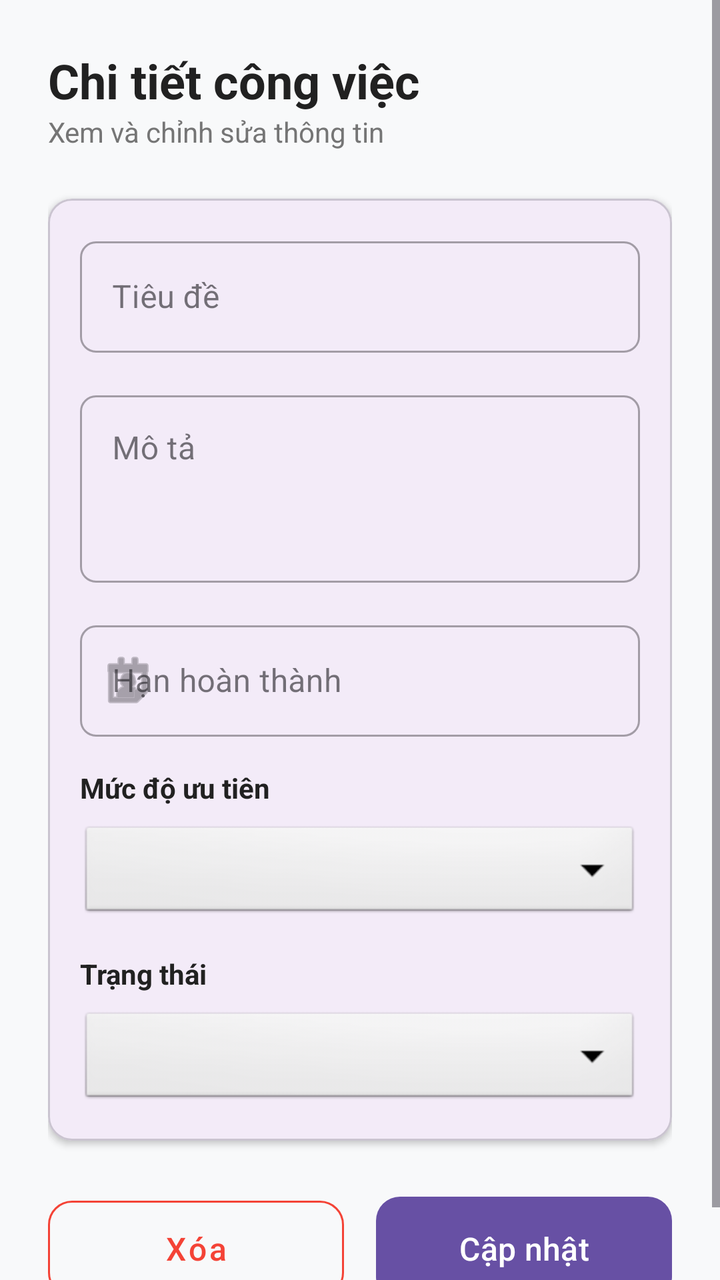
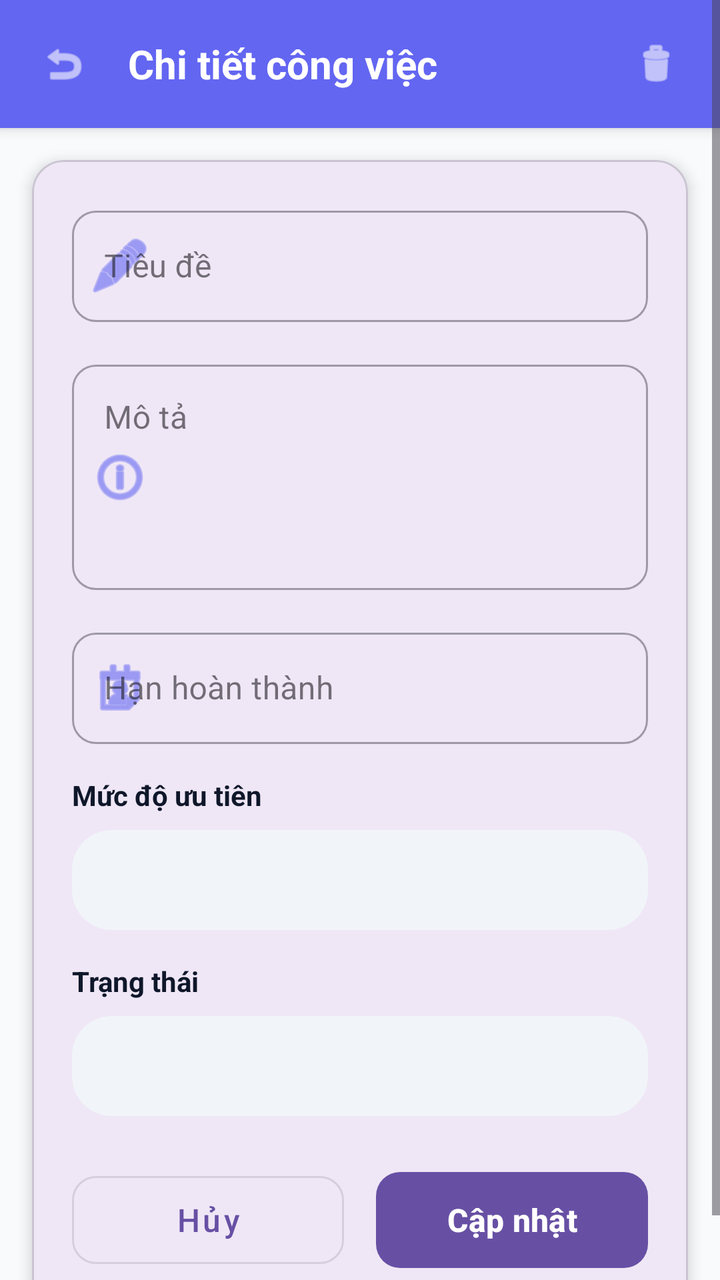

Before-and-after screenshots of an Android layout around one commit, followed by the original layout XML and the change that was made.
<!-- AndroidManifest.xml: application theme Theme.BTL -->
<!-- res/layout/activity_task_detail.xml -->
<?xml version="1.0" encoding="utf-8"?>
<ScrollView xmlns:android="http://schemas.android.com/apk/res/android"
    xmlns:app="http://schemas.android.com/apk/res-auto"
    android:layout_width="match_parent"
    android:layout_height="match_parent"
    android:background="#F8F9FA"
    android:fillViewport="true">

    <LinearLayout
        android:layout_width="match_parent"
        android:layout_height="wrap_content"
        android:orientation="vertical"
        android:padding="24dp">

        <TextView
            android:layout_width="wrap_content"
            android:layout_height="wrap_content"
            android:text="Chi tiết công việc"
            android:textColor="#212121"
            android:textSize="24sp"
            android:textStyle="bold" />

        <TextView
            android:layout_width="wrap_content"
            android:layout_height="wrap_content"
            android:layout_marginBottom="24dp"
            android:text="Xem và chỉnh sửa thông tin"
            android:textColor="#757575"
            android:textSize="14sp" />

        <com.google.android.material.card.MaterialCardView
            android:layout_width="match_parent"
            android:layout_height="wrap_content"
            app:cardCornerRadius="12dp"
            app:cardElevation="2dp">

            <LinearLayout
                android:layout_width="match_parent"
                android:layout_height="wrap_content"
                android:orientation="vertical"
                android:padding="16dp">

                <com.google.android.material.textfield.TextInputLayout
                    style="@style/Widget.MaterialComponents.TextInputLayout.OutlinedBox"
                    android:layout_width="match_parent"
                    android:layout_height="wrap_content"
                    android:layout_marginBottom="16dp"
                    android:hint="Tiêu đề"
                    app:boxCornerRadiusBottomEnd="8dp"
                    app:boxCornerRadiusBottomStart="8dp"
                    app:boxCornerRadiusTopEnd="8dp"
                    app:boxCornerRadiusTopStart="8dp">

                    <com.google.android.material.textfield.TextInputEditText
                        android:id="@+id/etDetailTitle"
                        android:layout_width="match_parent"
                        android:layout_height="wrap_content"
                        android:inputType="text" />
                </com.google.android.material.textfield.TextInputLayout>

                <com.google.android.material.textfield.TextInputLayout
                    style="@style/Widget.MaterialComponents.TextInputLayout.OutlinedBox"
                    android:layout_width="match_parent"
                    android:layout_height="wrap_content"
                    android:layout_marginBottom="16dp"
                    android:hint="Mô tả"
                    app:boxCornerRadiusBottomEnd="8dp"
                    app:boxCornerRadiusBottomStart="8dp"
                    app:boxCornerRadiusTopEnd="8dp"
                    app:boxCornerRadiusTopStart="8dp">

                    <com.google.android.material.textfield.TextInputEditText
                        android:id="@+id/etDetailDescription"
                        android:layout_width="match_parent"
                        android:layout_height="wrap_content"
                        android:gravity="top"
                        android:inputType="textMultiLine"
                        android:lines="4"
                        android:minLines="3" />
                </com.google.android.material.textfield.TextInputLayout>

                <com.google.android.material.textfield.TextInputLayout
                    style="@style/Widget.MaterialComponents.TextInputLayout.OutlinedBox"
                    android:layout_width="match_parent"
                    android:layout_height="wrap_content"
                    android:layout_marginBottom="16dp"
                    android:hint="Hạn hoàn thành"
                    app:boxCornerRadiusBottomEnd="8dp"
                    app:boxCornerRadiusBottomStart="8dp"
                    app:boxCornerRadiusTopEnd="8dp"
                    app:boxCornerRadiusTopStart="8dp"
                    app:startIconDrawable="@android:drawable/ic_menu_my_calendar">

                    <com.google.android.material.textfield.TextInputEditText
                        android:id="@+id/etDetailDeadline"
                        android:layout_width="match_parent"
                        android:layout_height="wrap_content"
                        android:focusable="false"
                        android:inputType="none" />
                </com.google.android.material.textfield.TextInputLayout>

                <TextView
                    android:layout_width="wrap_content"
                    android:layout_height="wrap_content"
                    android:layout_marginBottom="8dp"
                    android:text="Mức độ ưu tiên"
                    android:textColor="#212121"
                    android:textSize="14sp"
                    android:textStyle="bold" />

                <Spinner
                    android:id="@+id/spinnerDetailPriority"
                    android:layout_width="match_parent"
                    android:layout_height="50dp"
                    android:layout_marginBottom="16dp"
                    android:background="@android:drawable/btn_dropdown"
                    android:padding="12dp" />

                <TextView
                    android:layout_width="wrap_content"
                    android:layout_height="wrap_content"
                    android:layout_marginBottom="8dp"
                    android:text="Trạng thái"
                    android:textColor="#212121"
                    android:textSize="14sp"
                    android:textStyle="bold" />

                <Spinner
                    android:id="@+id/spinnerDetailStatus"
                    android:layout_width="match_parent"
                    android:layout_height="50dp"
                    android:background="@android:drawable/btn_dropdown"
                    android:padding="12dp" />

            </LinearLayout>
        </com.google.android.material.card.MaterialCardView>

        <LinearLayout
            android:layout_width="match_parent"
            android:layout_height="wrap_content"
            android:layout_marginTop="24dp"
            android:orientation="horizontal">

            <com.google.android.material.button.MaterialButton
                android:id="@+id/btnDeleteTask"
                style="@style/Widget.MaterialComponents.Button.OutlinedButton"
                android:layout_width="0dp"
                android:layout_height="60dp"
                android:layout_marginEnd="8dp"
                android:layout_weight="1"
                android:text="Xóa"
                android:textAllCaps="false"
                android:textColor="#F44336"
                android:textSize="16sp"
                app:cornerRadius="12dp"
                app:strokeColor="#F44336" />

            <com.google.android.material.button.MaterialButton
                android:id="@+id/btnUpdateTask"
                android:layout_width="0dp"
                android:layout_height="60dp"
                android:layout_marginStart="8dp"
                android:layout_weight="1"
                android:text="Cập nhật"
                android:textAllCaps="false"
                android:textSize="16sp"
                app:cornerRadius="12dp" />
        </LinearLayout>

    </LinearLayout>
</ScrollView>
<!-- resources referenced by this layout -->
<resources>
  <style name="Theme.BTL" parent="Base.Theme.BTL" />
  <style name="Base.Theme.BTL" parent="Theme.Material3.DayNight.NoActionBar">
          
          
      </style>
</resources>

<!-- the commit's change to res/layout/activity_task_detail.xml (unified diff, before → after) -->
@@ -3,71 +3,103 @@
     xmlns:app="http://schemas.android.com/apk/res-auto"
     android:layout_width="match_parent"
     android:layout_height="match_parent"
-    android:background="#F8F9FA"
+    android:background="@color/background"
     android:fillViewport="true">
 
     <LinearLayout
         android:layout_width="match_parent"
         android:layout_height="wrap_content"
-        android:orientation="vertical"
-        android:padding="24dp">
-
-        <TextView
-            android:layout_width="wrap_content"
+        android:orientation="vertical">
+
+        
+        <LinearLayout
+            android:layout_width="match_parent"
             android:layout_height="wrap_content"
-            android:text="Chi tiết công việc"
-            android:textColor="#212121"
-            android:textSize="24sp"
-            android:textStyle="bold" />
-
-        <TextView
-            android:layout_width="wrap_content"
-            android:layout_height="wrap_content"
-            android:layout_marginBottom="24dp"
-            android:text="Xem và chỉnh sửa thông tin"
-            android:textColor="#757575"
-            android:textSize="14sp" />
-
+            android:background="@color/primary"
+            android:elevation="4dp"
+            android:gravity="center_vertical"
+            android:orientation="horizontal"
+            android:padding="16dp">
+
+            <ImageView
+                android:id="@+id/ivBackFromDetail"
+                android:layout_width="32dp"
+                android:layout_height="32dp"
+                android:background="?attr/selectableItemBackgroundBorderless"
+                android:padding="4dp"
+                android:src="@android:drawable/ic_menu_revert"
+                app:tint="@android:color/white" />
+
+            <TextView
+                android:layout_width="0dp"
+                android:layout_height="wrap_content"
+                android:layout_marginStart="16dp"
+                android:layout_weight="1"
+                android:text="Chi tiết công việc"
+                android:textColor="@android:color/white"
+                android:textSize="20sp"
+                android:textStyle="bold" />
+
+            <ImageView
+                android:id="@+id/ivDeleteTask"
+                android:layout_width="32dp"
+                android:layout_height="32dp"
+                android:background="?attr/selectableItemBackgroundBorderless"
+                android:padding="4dp"
+                android:src="@android:drawable/ic_menu_delete"
+                app:tint="@android:color/white" />
+
+        </LinearLayout>
+
+        
         <com.google.android.material.card.MaterialCardView
             android:layout_width="match_parent"
             android:layout_height="wrap_content"
-            app:cardCornerRadius="12dp"
-            app:cardElevation="2dp">
+            android:layout_margin="16dp"
+            app:cardCornerRadius="16dp"
+            app:cardElevation="4dp">
 
             <LinearLayout
                 android:layout_width="match_parent"
                 android:layout_height="wrap_content"
                 android:orientation="vertical"
-                android:padding="16dp">
-
+                android:padding="20dp">
+
+                
                 <com.google.android.material.textfield.TextInputLayout
                     style="@style/Widget.MaterialComponents.TextInputLayout.OutlinedBox"
                     android:layout_width="match_parent"
                     android:layout_height="wrap_content"
                     android:layout_marginBottom="16dp"
                     android:hint="Tiêu đề"
-                    app:boxCornerRadiusBottomEnd="8dp"
-                    app:boxCornerRadiusBottomStart="8dp"
-                    app:boxCornerRadiusTopEnd="8dp"
-                    app:boxCornerRadiusTopStart="8dp">
+                    app:boxCornerRadiusBottomEnd="12dp"
+                    app:boxCornerRadiusBottomStart="12dp"
+                    app:boxCornerRadiusTopEnd="12dp"
+                    app:boxCornerRadiusTopStart="12dp"
+                    app:startIconDrawable="@android:drawable/ic_menu_edit"
+                    app:startIconTint="@color/primary">
 
                     <com.google.android.material.textfield.TextInputEditText
                         android:id="@+id/etDetailTitle"
                         android:layout_width="match_parent"
                         android:layout_height="wrap_content"
-                        android:inputType="text" />
+                        android:inputType="text"
+                        android:maxLines="2" />
                 </com.google.android.material.textfield.TextInputLayout>
 
+                
                 <com.google.android.material.textfield.TextInputLayout
                     style="@style/Widget.MaterialComponents.TextInputLayout.OutlinedBox"
                     android:layout_width="match_parent"
                     android:layout_height="wrap_content"
                     android:layout_marginBottom="16dp"
                     android:hint="Mô tả"
-                    app:boxCornerRadiusBottomEnd="8dp"
-                    app:boxCornerRadiusBottomStart="8dp"
-                    app:boxCornerRadiusTopEnd="8dp"
-                    app:boxCornerRadiusTopStart="8dp">
+                    app:boxCornerRadiusBottomEnd="12dp"
+                    app:boxCornerRadiusBottomStart="12dp"
+                    app:boxCornerRadiusTopEnd="12dp"
+                    app:boxCornerRadiusTopStart="12dp"
+                    app:startIconDrawable="@android:drawable/ic_menu_info_details"
+                    app:startIconTint="@color/primary">
 
                     <com.google.android.material.textfield.TextInputEditText
                         android:id="@+id/etDetailDescription"
@@ -76,20 +108,22 @@
                         android:gravity="top"
                         android:inputType="textMultiLine"
                         android:lines="4"
-                        android:minLines="3" />
+                        android:maxLines="6" />
                 </com.google.android.material.textfield.TextInputLayout>
 
+                
                 <com.google.android.material.textfield.TextInputLayout
                     style="@style/Widget.MaterialComponents.TextInputLayout.OutlinedBox"
                     android:layout_width="match_parent"
                     android:layout_height="wrap_content"
                     android:layout_marginBottom="16dp"
                     android:hint="Hạn hoàn thành"
-                    app:boxCornerRadiusBottomEnd="8dp"
-                    app:boxCornerRadiusBottomStart="8dp"
-                    app:boxCornerRadiusTopEnd="8dp"
-                    app:boxCornerRadiusTopStart="8dp"
-                    app:startIconDrawable="@android:drawable/ic_menu_my_calendar">
+                    app:boxCornerRadiusBottomEnd="12dp"
+                    app:boxCornerRadiusBottomStart="12dp"
+                    app:boxCornerRadiusTopEnd="12dp"
+                    app:boxCornerRadiusTopStart="12dp"
+                    app:startIconDrawable="@android:drawable/ic_menu_my_calendar"
+                    app:startIconTint="@color/primary">
 
                     <com.google.android.material.textfield.TextInputEditText
                         android:id="@+id/etDetailDeadline"
@@ -99,12 +133,13 @@
                         android:inputType="none" />
                 </com.google.android.material.textfield.TextInputLayout>
 
+                
                 <TextView
                     android:layout_width="wrap_content"
                     android:layout_height="wrap_content"
                     android:layout_marginBottom="8dp"
                     android:text="Mức độ ưu tiên"
-                    android:textColor="#212121"
+                    android:textColor="@color/text_primary"
                     android:textSize="14sp"
                     android:textStyle="bold" />
 
@@ -113,15 +148,16 @@
                     android:layout_width="match_parent"
                     android:layout_height="50dp"
                     android:layout_marginBottom="16dp"
-                    android:background="@android:drawable/btn_dropdown"
+                    android:background="@drawable/chip_background"
                     android:padding="12dp" />
 
+                
                 <TextView
                     android:layout_width="wrap_content"
                     android:layout_height="wrap_content"
                     android:layout_marginBottom="8dp"
                     android:text="Trạng thái"
-                    android:textColor="#212121"
+                    android:textColor="@color/text_primary"
                     android:textSize="14sp"
                     android:textStyle="bold" />
 
@@ -129,43 +165,45 @@
                     android:id="@+id/spinnerDetailStatus"
                     android:layout_width="match_parent"
                     android:layout_height="50dp"
-                    android:background="@android:drawable/btn_dropdown"
+                    android:layout_marginBottom="24dp"
+                    android:background="@drawable/chip_background"
                     android:padding="12dp" />
+
+                
+                <LinearLayout
+                    android:layout_width="match_parent"
+                    android:layout_height="wrap_content"
+                    android:orientation="horizontal"
+                    android:weightSum="2">
+
+                    <com.google.android.material.button.MaterialButton
+                        android:id="@+id/btnCancelDetail"
+                        style="@style/Widget.MaterialComponents.Button.OutlinedButton"
+                        android:layout_width="0dp"
+                        android:layout_height="56dp"
+                        android:layout_marginEnd="8dp"
+                        android:layout_weight="1"
+                        android:text="Hủy"
+                        android:textAllCaps="false"
+                        android:textSize="16sp"
+                        app:cornerRadius="12dp" />
+
+                    <com.google.android.material.button.MaterialButton
+                        android:id="@+id/btnUpdateTask"
+                        android:layout_width="0dp"
+                        android:layout_height="56dp"
+                        android:layout_marginStart="8dp"
+                        android:layout_weight="1"
+                        android:text="Cập nhật"
+                        android:textAllCaps="false"
+                        android:textSize="16sp"
+                        android:textStyle="bold"
+                        app:cornerRadius="12dp" />
+
+                </LinearLayout>
 
             </LinearLayout>
         </com.google.android.material.card.MaterialCardView>
 
-        <LinearLayout
-            android:layout_width="match_parent"
-            android:layout_height="wrap_content"
-            android:layout_marginTop="24dp"
-            android:orientation="horizontal">
-
-            <com.google.android.material.button.MaterialButton
-                android:id="@+id/btnDeleteTask"
-                style="@style/Widget.MaterialComponents.Button.OutlinedButton"
-                android:layout_width="0dp"
-                android:layout_height="60dp"
-                android:layout_marginEnd="8dp"
-                android:layout_weight="1"
-                android:text="Xóa"
-                android:textAllCaps="false"
-                android:textColor="#F44336"
-                android:textSize="16sp"
-                app:cornerRadius="12dp"
-                app:strokeColor="#F44336" />
-
-            <com.google.android.material.button.MaterialButton
-                android:id="@+id/btnUpdateTask"
-                android:layout_width="0dp"
-                android:layout_height="60dp"
-                android:layout_marginStart="8dp"
-                android:layout_weight="1"
-                android:text="Cập nhật"
-                android:textAllCaps="false"
-                android:textSize="16sp"
-                app:cornerRadius="12dp" />
-        </LinearLayout>
-
     </LinearLayout>
 </ScrollView>
<!-- resource entries referenced after the edit -->
@@ -1,6 +1,16 @@
 <!-- resources referenced by this layout -->
 <resources>
+  <color name="background">#F8FAFC</color>
+  <color name="primary">#6366F1</color>
+  <color name="text_primary">#0F172A</color>
+  <!-- drawable chip_background (drawable) -->
+  <?xml version="1.0" encoding="utf-8"?>
+  <shape xmlns:android="http://schemas.android.com/apk/res/android">
+      <solid android:color="@color/surface"/>
+      <corners android:radius="20dp"/>
+  </shape>
   <style name="Theme.BTL" parent="Base.Theme.BTL" />
+  <color name="surface">#F1F5F9</color>
   <style name="Base.Theme.BTL" parent="Theme.Material3.DayNight.NoActionBar">
           
           
